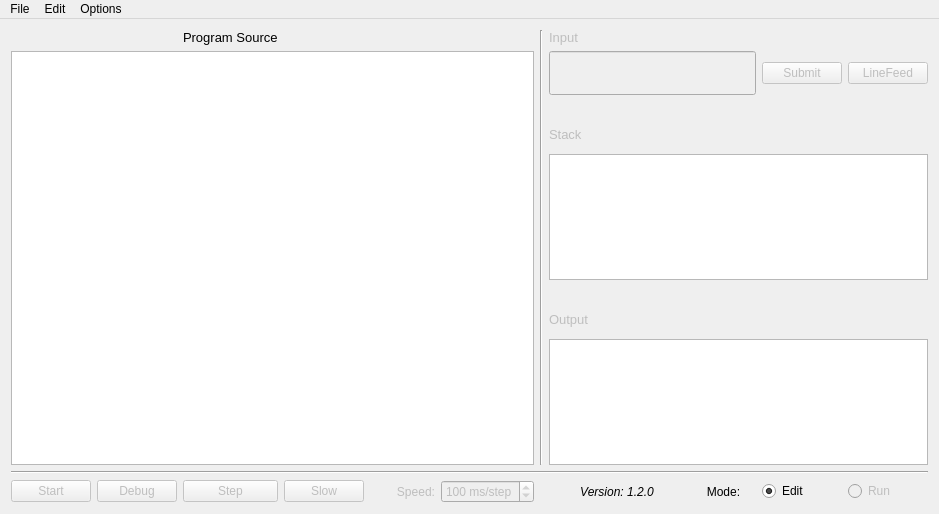
Before: the Qt Designer form BefungeInterpreter/mainwindow.ui in stuin/BefungeInterpreter, drawn with Qt 5.
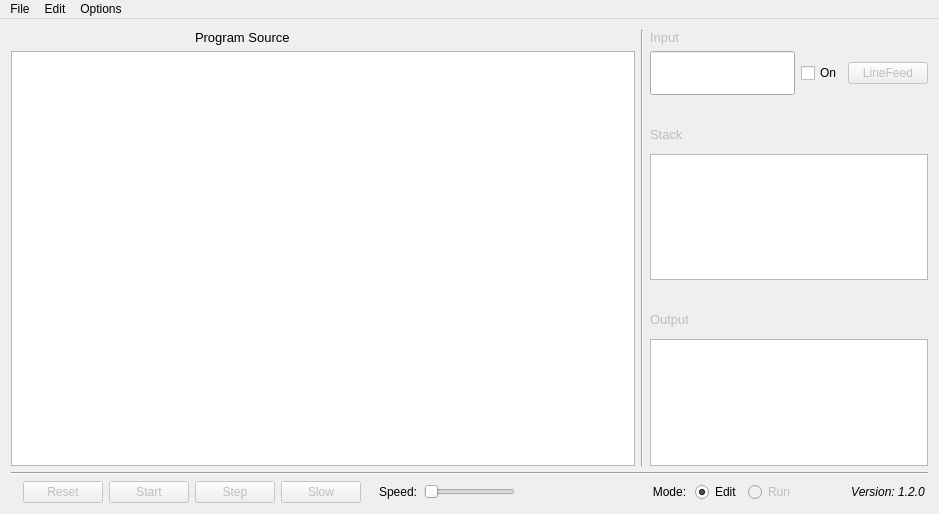
After: the same form once the commit is applied.

Commit message: Fixed trailing spaces

The edit to the form file:
```diff
--- a/BefungeInterpreter/mainwindow.ui
+++ b/BefungeInterpreter/mainwindow.ui
@@ -21,53 +21,27 @@
   </property>
   <widget class="QWidget" name="centralWidget">
    <layout class="QGridLayout" name="gridLayout">
-    <item row="2" column="7">
-     <widget class="QLabel" name="inputLabel">
-      <property name="enabled">
-       <bool>false</bool>
+    <item row="5" column="19" rowspan="2">
+     <spacer name="verticalSpacer_3">
+      <property name="orientation">
+       <enum>Qt::Vertical</enum>
       </property>
-      <property name="font">
-       <font>
-        <family>MS Sans Serif</family>
-        <pointsize>10</pointsize>
-       </font>
+      <property name="sizeHint" stdset="0">
+       <size>
+        <width>20</width>
+        <height>40</height>
+       </size>
       </property>
+     </spacer>
+    </item>
+    <item row="3" column="19">
+     <widget class="QCheckBox" name="inputCheck">
       <property name="text">
-       <string>Input</string>
+       <string>On</string>
       </property>
      </widget>
     </item>
-    <item row="13" column="5">
-     <widget class="QSpinBox" name="speedBox">
-      <property name="enabled">
-       <bool>false</bool>
-      </property>
-      <property name="font">
-       <font>
-        <family>MS Sans Serif</family>
-       </font>
-      </property>
-      <property name="accelerated">
-       <bool>true</bool>
-      </property>
-      <property name="correctionMode">
-       <enum>QAbstractSpinBox::CorrectToNearestValue</enum>
-      </property>
-      <property name="suffix">
-       <string> ms/step</string>
-      </property>
-      <property name="minimum">
-       <number>1</number>
-      </property>
-      <property name="maximum">
-       <number>500</number>
-      </property>
-      <property name="value">
-       <number>100</number>
-      </property>
-     </widget>
-    </item>
-    <item row="2" column="2">
+    <item row="2" column="4" colspan="2">
      <widget class="QLabel" name="sourceLabel">
       <property name="font">
        <font>
@@ -80,48 +54,7 @@
       </property>
      </widget>
     </item>
-    <item row="11" column="7" colspan="5">
-     <widget class="QTextBrowser" name="outputBox">
-      <property name="enabled">
-       <bool>true</bool>
-      </property>
-      <property name="font">
-       <font>
-        <family>Courier New</family>
-       </font>
-      </property>
-     </widget>
-    </item>
-    <item row="13" column="4">
-     <widget class="QLabel" name="speedLabel">
-      <property name="enabled">
-       <bool>false</bool>
-      </property>
-      <property name="font">
-       <font>
-        <family>MS Sans Serif</family>
-        <pointsize>9</pointsize>
-       </font>
-      </property>
-      <property name="text">
-       <string>Speed:</string>
-      </property>
-      <property name="alignment">
-       <set>Qt::AlignRight|Qt::AlignTrailing|Qt::AlignVCenter</set>
-      </property>
-     </widget>
-    </item>
-    <item row="13" column="0">
-     <widget class="QPushButton" name="startButton">
-      <property name="enabled">
-       <bool>false</bool>
-      </property>
-      <property name="text">
-       <string>Start</string>
-      </property>
-     </widget>
-    </item>
-    <item row="13" column="3">
+    <item row="14" column="5">
      <widget class="QPushButton" name="slowButton">
       <property name="enabled">
        <bool>false</bool>
@@ -131,98 +64,33 @@
       </property>
      </widget>
     </item>
-    <item row="3" column="0" rowspan="9" colspan="6">
-     <widget class="QPlainTextEdit" name="sourceBox">
-      <property name="font">
-       <font>
-        <family>Courier New</family>
-       </font>
-      </property>
-      <property name="frameShadow">
-       <enum>QFrame::Raised</enum>
-      </property>
-     </widget>
-    </item>
-    <item row="5" column="10" rowspan="2">
-     <spacer name="verticalSpacer_3">
-      <property name="orientation">
-       <enum>Qt::Vertical</enum>
-      </property>
-      <property name="sizeHint" stdset="0">
-       <size>
-        <width>20</width>
-        <height>40</height>
-       </size>
-      </property>
-     </spacer>
-    </item>
-    <item row="12" column="0" colspan="12">
-     <widget class="Line" name="hLine">
-      <property name="orientation">
-       <enum>Qt::Horizontal</enum>
-      </property>
-     </widget>
-    </item>
-    <item row="13" column="2">
-     <widget class="QPushButton" name="stepButton">
+    <item row="3" column="20">
+     <widget class="QPushButton" name="LFButton">
       <property name="enabled">
        <bool>false</bool>
       </property>
       <property name="text">
-       <string>Step</string>
+       <string>LineFeed</string>
       </property>
      </widget>
     </item>
-    <item row="7" column="7" colspan="5">
-     <widget class="QTextBrowser" name="stackBox">
-      <property name="enabled">
-       <bool>true</bool>
-      </property>
+    <item row="14" column="17">
+     <widget class="QRadioButton" name="editMode">
       <property name="font">
        <font>
-        <family>Courier New</family>
+        <family>MS Sans Serif</family>
+        <pointsize>9</pointsize>
        </font>
       </property>
-     </widget>
-    </item>
-    <item row="4" column="7">
-     <spacer name="verticalSpacer_2">
-      <property name="orientation">
-       <enum>Qt::Vertical</enum>
+      <property name="text">
+       <string>Edit</string>
       </property>
-      <property name="sizeType">
-       <enum>QSizePolicy::Fixed</enum>
-      </property>
-      <property name="sizeHint" stdset="0">
-       <size>
-        <width>20</width>
-        <height>20</height>
-       </size>
-      </property>
-     </spacer>
-    </item>
-    <item row="3" column="7" colspan="3">
-     <widget class="QLineEdit" name="inputBox">
-      <property name="enabled">
-       <bool>false</bool>
-      </property>
-      <property name="minimumSize">
-       <size>
-        <width>0</width>
-        <height>44</height>
-       </size>
-      </property>
-      <property name="font">
-       <font>
-        <family>Courier New</family>
-       </font>
-      </property>
-      <property name="readOnly">
+      <property name="checked">
        <bool>true</bool>
       </property>
      </widget>
     </item>
-    <item row="5" column="7">
+    <item row="5" column="16">
      <widget class="QLabel" name="stackLabel">
       <property name="enabled">
        <bool>false</bool>
@@ -239,49 +107,34 @@
       </property>
      </widget>
     </item>
-    <item row="8" column="7">
-     <spacer name="verticalSpacer">
-      <property name="orientation">
-       <enum>Qt::Vertical</enum>
-      </property>
-      <property name="sizeType">
-       <enum>QSizePolicy::Fixed</enum>
-      </property>
-      <property name="sizeHint" stdset="0">
-       <size>
-        <width>20</width>
-        <height>20</height>
-       </size>
-      </property>
-     </spacer>
-    </item>
-    <item row="9" column="7">
-     <widget class="QLabel" name="outputLabel">
-      <property name="enabled">
-       <bool>false</bool>
-      </property>
+    <item row="14" column="20">
+     <widget class="QLabel" name="versionLabel">
       <property name="font">
        <font>
-        <family>MS Sans Serif</family>
-        <pointsize>10</pointsize>
+        <italic>true</italic>
        </font>
       </property>
       <property name="text">
-       <string>Output</string>
+       <string>Version: 1.2.0</string>
       </property>
+      <property name="alignment">
+       <set>Qt::AlignCenter</set>
+      </property>
      </widget>
     </item>
-    <item row="13" column="1">
-     <widget class="QPushButton" name="debugButton">
+    <item row="11" column="16" colspan="5">
+     <widget class="QTextBrowser" name="outputBox">
       <property name="enabled">
-       <bool>false</bool>
+       <bool>true</bool>
       </property>
-      <property name="text">
-       <string>Debug</string>
+      <property name="font">
+       <font>
+        <family>Courier New</family>
+       </font>
       </property>
      </widget>
     </item>
-    <item row="13" column="9">
+    <item row="14" column="16">
      <widget class="QLabel" name="modeLabel">
       <property name="font">
        <font>
@@ -297,8 +150,47 @@
       </property>
      </widget>
     </item>
-    <item row="13" column="11">
-     <widget class="QRadioButton" name="runRadioButton">
+    <item row="8" column="16">
+     <spacer name="verticalSpacer">
+      <property name="orientation">
+       <enum>Qt::Vertical</enum>
+      </property>
+      <property name="sizeType">
+       <enum>QSizePolicy::Fixed</enum>
+      </property>
+      <property name="sizeHint" stdset="0">
+       <size>
+        <width>20</width>
+        <height>20</height>
+       </size>
+      </property>
+     </spacer>
+    </item>
+    <item row="12" column="0" colspan="21">
+     <widget class="Line" name="hLine">
+      <property name="orientation">
+       <enum>Qt::Horizontal</enum>
+      </property>
+     </widget>
+    </item>
+    <item row="14" column="9">
+     <widget class="QSlider" name="speedSlider">
+      <property name="minimum">
+       <number>0</number>
+      </property>
+      <property name="maximum">
+       <number>30</number>
+      </property>
+      <property name="sliderPosition">
+       <number>0</number>
+      </property>
+      <property name="orientation">
+       <enum>Qt::Horizontal</enum>
+      </property>
+     </widget>
+    </item>
+    <item row="14" column="18">
+     <widget class="QRadioButton" name="runMode">
       <property name="enabled">
        <bool>false</bool>
       </property>
@@ -313,46 +205,7 @@
       </property>
      </widget>
     </item>
-    <item row="13" column="10">
-     <widget class="QRadioButton" name="editRadioButton">
-      <property name="font">
-       <font>
-        <family>MS Sans Serif</family>
-        <pointsize>9</pointsize>
-       </font>
-      </property>
-      <property name="text">
-       <string>Edit</string>
-      </property>
-      <property name="checked">
-       <bool>true</bool>
-      </property>
-     </widget>
-    </item>
-    <item row="3" column="10">
-     <widget class="QPushButton" name="inputSubmitButton">
-      <property name="enabled">
-       <bool>false</bool>
-      </property>
-      <property name="text">
-       <string>Submit</string>
-      </property>
-     </widget>
-    </item>
-    <item row="3" column="11">
-     <widget class="QPushButton" name="LFButton">
-      <property name="enabled">
-       <bool>false</bool>
-      </property>
-      <property name="toolTip">
-       <string>&lt;html&gt;&lt;head/&gt;&lt;body&gt;&lt;p&gt;Input a new line character (ASCII value 10)&lt;/p&gt;&lt;/body&gt;&lt;/html&gt;</string>
-      </property>
-      <property name="text">
-       <string>LineFeed</string>
-      </property>
-     </widget>
-    </item>
-    <item row="2" column="6" rowspan="10">
+    <item row="2" column="15" rowspan="10">
      <widget class="Line" name="vLine">
       <property name="acceptDrops">
        <bool>false</bool>
@@ -371,21 +224,149 @@
       </property>
      </widget>
     </item>
-    <item row="13" column="7" colspan="2">
-     <widget class="QLabel" name="versionLabel">
+    <item row="14" column="8">
+     <widget class="QLabel" name="speedLabel">
+      <property name="text">
+       <string>Speed:</string>
+      </property>
+     </widget>
+    </item>
+    <item row="4" column="16">
+     <spacer name="verticalSpacer_2">
+      <property name="orientation">
+       <enum>Qt::Vertical</enum>
+      </property>
+      <property name="sizeType">
+       <enum>QSizePolicy::Fixed</enum>
+      </property>
+      <property name="sizeHint" stdset="0">
+       <size>
+        <width>20</width>
+        <height>20</height>
+       </size>
+      </property>
+     </spacer>
+    </item>
+    <item row="7" column="16" colspan="5">
+     <widget class="QTextBrowser" name="stackBox">
+      <property name="enabled">
+       <bool>true</bool>
+      </property>
       <property name="font">
        <font>
-        <italic>true</italic>
+        <family>Courier New</family>
        </font>
       </property>
+     </widget>
+    </item>
+    <item row="2" column="16">
+     <widget class="QLabel" name="inputLabel">
+      <property name="enabled">
+       <bool>false</bool>
+      </property>
+      <property name="font">
+       <font>
+        <family>MS Sans Serif</family>
+        <pointsize>10</pointsize>
+       </font>
+      </property>
       <property name="text">
-       <string>Version: 1.2.0</string>
+       <string>Input</string>
       </property>
-      <property name="alignment">
-       <set>Qt::AlignCenter</set>
+     </widget>
+    </item>
+    <item row="9" column="16">
+     <widget class="QLabel" name="outputLabel">
+      <property name="enabled">
+       <bool>false</bool>
       </property>
+      <property name="font">
+       <font>
+        <family>MS Sans Serif</family>
+        <pointsize>10</pointsize>
+       </font>
+      </property>
+      <property name="text">
+       <string>Output</string>
+      </property>
      </widget>
     </item>
+    <item row="3" column="0" rowspan="9" colspan="15">
+     <widget class="QPlainTextEdit" name="sourceBox">
+      <property name="font">
+       <font>
+        <family>Courier New</family>
+       </font>
+      </property>
+      <property name="frameShadow">
+       <enum>QFrame::Raised</enum>
+      </property>
+     </widget>
+    </item>
+    <item row="3" column="16" colspan="3">
+     <widget class="QLineEdit" name="inputBox">
+      <property name="enabled">
+       <bool>true</bool>
+      </property>
+      <property name="minimumSize">
+       <size>
+        <width>0</width>
+        <height>44</height>
+       </size>
+      </property>
+      <property name="font">
+       <font>
+        <family>Courier New</family>
+       </font>
+      </property>
+      <property name="readOnly">
+       <bool>true</bool>
+      </property>
+     </widget>
+    </item>
+    <item row="14" column="4">
+     <widget class="QPushButton" name="stepButton">
+      <property name="enabled">
+       <bool>false</bool>
+      </property>
+      <property name="text">
+       <string>Step</string>
+      </property>
+     </widget>
+    </item>
+    <item row="14" column="3">
+     <widget class="QPushButton" name="startButton">
+      <property name="enabled">
+       <bool>false</bool>
+      </property>
+      <property name="text">
+       <string>Start</string>
+      </property>
+     </widget>
+    </item>
+    <item row="14" column="2">
+     <widget class="QPushButton" name="resetButton">
+      <property name="enabled">
+       <bool>false</bool>
+      </property>
+      <property name="text">
+       <string>Reset</string>
+      </property>
+     </widget>
+    </item>
+    <item row="14" column="10">
+     <spacer name="horizontalSpacer">
+      <property name="orientation">
+       <enum>Qt::Horizontal</enum>
+      </property>
+      <property name="sizeHint" stdset="0">
+       <size>
+        <width>40</width>
+        <height>20</height>
+       </size>
+      </property>
+     </spacer>
+    </item>
    </layout>
   </widget>
   <widget class="QMenuBar" name="menuBar">
```
Left out of the diff: 5 changed lines with no effect on the pictures. The commit also changes 2 other files.
